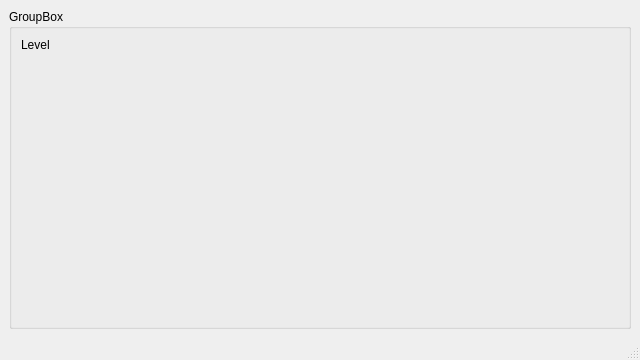
This is src/audiovisual/windows/mainwindow.ui in sardylan/audiovisual as Qt 5 draws it before an edit. The edited form follows.
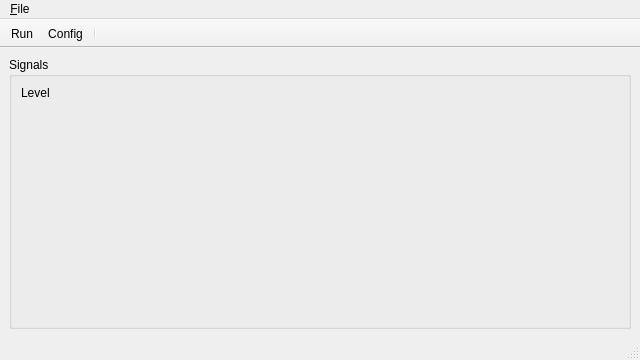
This is the edited form.

Commit message: Adds actions in main window

```diff
--- a/src/audiovisual/windows/mainwindow.ui
+++ b/src/audiovisual/windows/mainwindow.ui
@@ -18,7 +18,7 @@
                 <item row="0" column="0">
                     <widget class="QGroupBox" name="groupBox">
                         <property name="title">
-                            <string>GroupBox</string>
+       <string>Signals</string>
                         </property>
                         <layout class="QGridLayout" name="gridLayout_2" rowstretch="0,1" columnstretch="0,1">
                             <item row="0" column="0">
@@ -48,8 +48,56 @@
                     <height>27</height>
                 </rect>
             </property>
+   <widget class="QMenu" name="menu_File">
+    <property name="title">
+     <string>&amp;File</string>
+    </property>
+    <addaction name="actionRun"/>
+    <addaction name="actionConfig"/>
+    <addaction name="separator"/>
+    <addaction name="actionFileExit"/>
+   </widget>
+   <addaction name="menu_File"/>
         </widget>
         <widget class="QStatusBar" name="statusbar"/>
+  <widget class="QToolBar" name="toolBar">
+   <property name="windowTitle">
+    <string>toolBar</string>
+   </property>
+   <property name="movable">
+    <bool>false</bool>
+   </property>
+   <property name="allowedAreas">
+    <set>Qt::TopToolBarArea</set>
+   </property>
+   <property name="floatable">
+    <bool>false</bool>
+   </property>
+   <attribute name="toolBarArea">
+    <enum>TopToolBarArea</enum>
+   </attribute>
+   <attribute name="toolBarBreak">
+    <bool>false</bool>
+   </attribute>
+   <addaction name="actionRun"/>
+   <addaction name="actionConfig"/>
+   <addaction name="separator"/>
+  </widget>
+  <action name="actionFileExit">
+   <property name="text">
+    <string>E&amp;xit</string>
+   </property>
+  </action>
+  <action name="actionConfig">
+   <property name="text">
+    <string>&amp;Config</string>
+   </property>
+  </action>
+  <action name="actionRun">
+   <property name="text">
+    <string>&amp;Run</string>
+   </property>
+  </action>
     </widget>
     <resources/>
     <connections/>
```
Left out of the diff: 13 changed lines with no effect on the pictures. Lines whose indentation alone changed are shown as unchanged. The commit also changes 4 other files.
